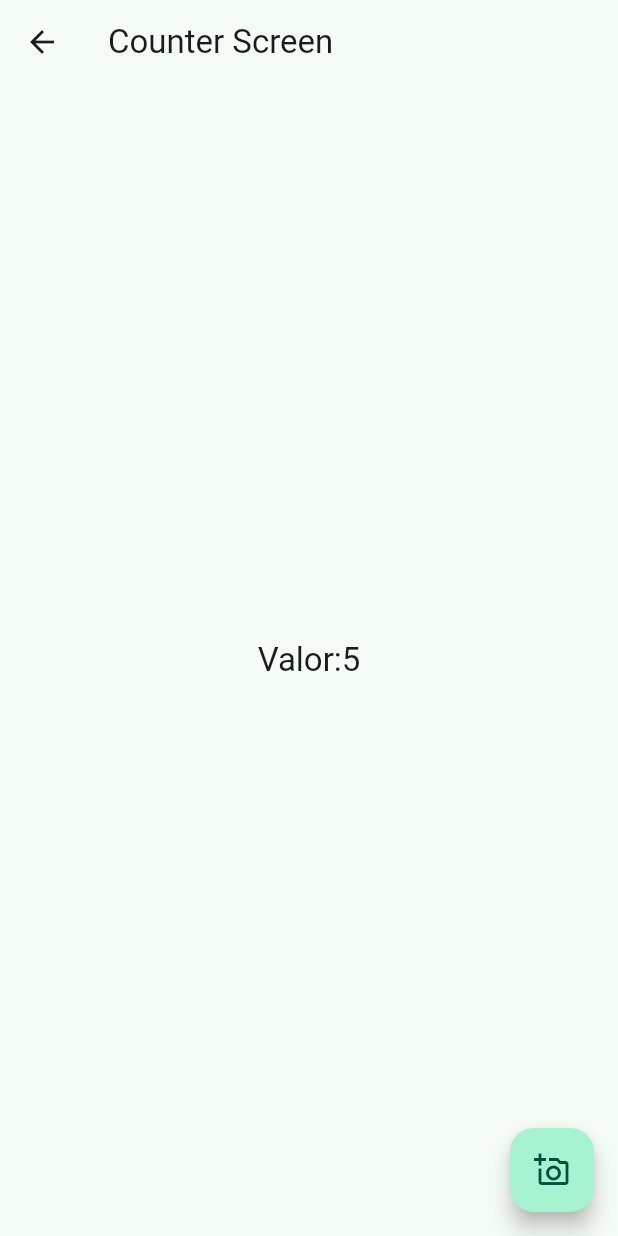
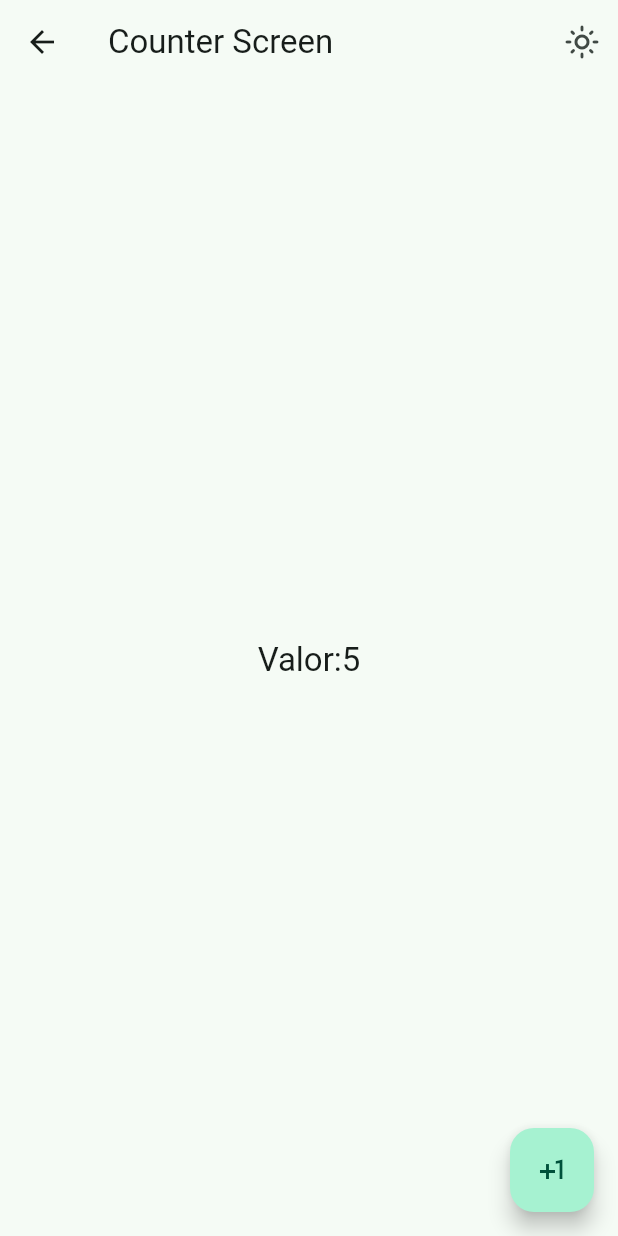
Before and after one commit to edalx/flutter, a Flutter app: the CounterScreen screen opened directly, on a phone screen of 412 x 824 dp. Run offline on Flutter 3.47's test engine with Material 3 defaults, Android fonts, the phone set to English and light mode, and no system bars; our stand-ins replace animate_do, dio, flutter_riverpod, go_router, riverpod_annotation; missing offline and left inert: random_name_generator; generated files the repository leaves out were written again.

Commit message:
Consumer widget, state notifier

```diff
--- /dev/null
+++ b/flutter-riverpod-app/lib/presentation/providers/providers.dart
@@ -0,0 +1 @@
+export './hello_world_provider.dart';
--- a/widgets_app/lib/config/router/app_router.dart
+++ b/widgets_app/lib/config/router/app_router.dart
@@ -1,5 +1,4 @@
 import 'package:go_router/go_router.dart';
-import 'package:widgets_app/presentation/screens/counter_screen/counter_screen.dart';
 import 'package:widgets_app/presentation/screens/screens.dart';
 
 final appRouter = GoRouter(
@@ -55,5 +54,10 @@ final appRouter = GoRouter(
       name: CounterScreen.name,
       builder: (context, state) => const CounterScreen(),
     ),
+    GoRoute(
+      path: '/theme-changer',
+      name: ThemeChangerScreen.name,
+      builder: (context, state) => const ThemeChangerScreen(),
+    ),
   ],
 );
--- a/widgets_app/lib/config/theme/app_theme.dart
+++ b/widgets_app/lib/config/theme/app_theme.dart
@@ -14,12 +14,15 @@ const colorList = <Color>[
 
 class AppTheme {
   final int selectedColor;
+  final bool isDarkMode;
 
-  AppTheme({this.selectedColor = 0})
+  AppTheme({this.selectedColor = 0, this.isDarkMode = false})
       : assert(selectedColor >= 0, 'Selected color must be greather than 0'),
         assert(selectedColor < colorList.length,
             'Selected color must be less or equal than ${colorList.length}');
 
-  ThemeData getTheme() =>
-      ThemeData(useMaterial3: true, colorSchemeSeed: colorList[selectedColor]);
+  ThemeData getTheme() => ThemeData(
+      useMaterial3: true,
+      brightness: isDarkMode ? Brightness.dark : Brightness.light,
+      colorSchemeSeed: colorList[selectedColor]);
 }
--- /dev/null
+++ b/widgets_app/lib/presentation/providers/theme_provider.dart
@@ -0,0 +1,10 @@
+import 'package:flutter_riverpod/flutter_riverpod.dart';
+import 'package:widgets_app/config/theme/app_theme.dart';
+
+final isDarkModeProvider = StateProvider((ref) => false);
+
+//Listado de colores inmutables
+final colorListProvider = Provider((ref) => colorList);
+
+//Listado de colores inmutables
+final selectedColorProvider = StateProvider((ref) => 0);
--- a/widgets_app/lib/presentation/screens/counter_screen/counter_screen.dart
+++ b/widgets_app/lib/presentation/screens/counter_screen/counter_screen.dart
@@ -1,6 +1,7 @@
 import 'package:flutter/material.dart';
 import 'package:flutter_riverpod/flutter_riverpod.dart';
 import 'package:widgets_app/presentation/providers/counter_provider.dart';
+import 'package:widgets_app/presentation/providers/theme_provider.dart';
 
 class CounterScreen extends ConsumerWidget {
   static const String name = 'counter_screen';
@@ -10,18 +11,30 @@ class CounterScreen extends ConsumerWidget {
   @override
   Widget build(BuildContext context, WidgetRef ref) {
     final int clickCounter = ref.watch(counterProvider);
+    final bool isDarkMode = ref.watch(isDarkModeProvider);
 
     return Scaffold(
-      appBar: AppBar(title: const Text("Counter Screen")),
+      appBar: AppBar(
+        title: const Text("Counter Screen"),
+        actions: [
+          IconButton(
+              icon: isDarkMode
+                  ? const Icon(Icons.dark_mode_outlined)
+                  : const Icon(Icons.light_mode_outlined),
+              onPressed: () {
+                ref.read(isDarkModeProvider.notifier).update((state) => !state);
+              })
+        ],
+      ),
       body: Center(
         child: Text("Valor:$clickCounter",
             style: Theme.of(context).textTheme.titleLarge),
       ),
       floatingActionButton: FloatingActionButton(
-        child: const Icon(Icons.add_a_photo_outlined),
+        child: const Icon(Icons.plus_one),
         onPressed: () {
           // ref.read(counterProvider.notifier).update((state) => state + 1);
-          ref.read(counterProvider.notifier).update((state) => ;
+          ref.read(counterProvider.notifier).state++;
         },
       ),
     );
--- a/widgets_app/lib/presentation/screens/screens.dart
+++ b/widgets_app/lib/presentation/screens/screens.dart
@@ -7,4 +7,5 @@ export 'package:widgets_app/presentation/screens/home/home_screen.dart';
 export 'package:widgets_app/presentation/screens/infinite_scroll/infinite_scroll_screen.dart';
 export 'package:widgets_app/presentation/screens/progress/progress_screen.dart';
 export 'package:widgets_app/presentation/screens/snackbar/snackbar.dart';
+export 'package:widgets_app/presentation/screens/theme-changer/theme_changer_screen.dart';
 export 'package:widgets_app/presentation/screens/ui_controls/ui_controls_screen.dart';
```
Also changed, not shown: flutter-riverpod-app/lib/presentation/providers/hello_world_provider.dart (added, +8 -0 lines), flutter-riverpod-app/lib/presentation/screens/01_provider/provider_screen.dart (+7 -5 lines), widgets_app/lib/config/menu/menu_items.dart (+6 -1 lines), widgets_app/lib/main.dart (+7 -3 lines), widgets_app/lib/presentation/screens/theme-changer/theme_changer_screen.dart (added, +55 -0 lines), flutter-riverpod-app/lib/presentation/providers/counter_provider.dart (added), flutter-riverpod-app/lib/presentation/providers/hello_world_provider.g.dart (added).
